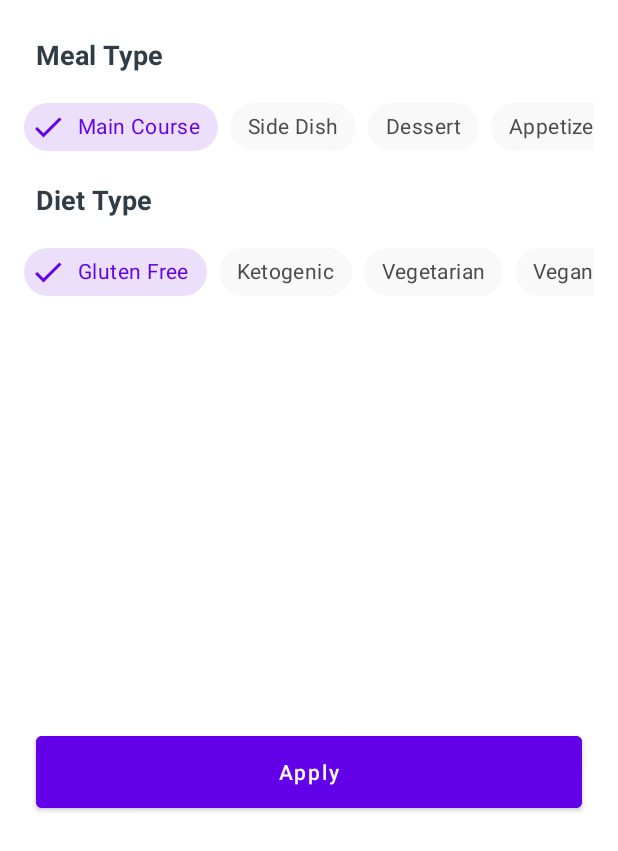
After one commit to najahto/food-recipes, an Android app: the layout recipes_bottom_sheet.xml on its own in the app's theme, with its tools: preview values and no code run, on a phone screen of 412 x 824 dp. The commit adds this screen. Shown: the top 851 px of the screen. Run offline under Robolectric (Android 15) with nearby library versions, the phone set to English and light mode, and no system bars; Roboto replaces fonts that are not available here.

Commit message:
add recipes bottom sheet filter layout

```diff
--- a/app/build.gradle
+++ b/app/build.gradle
@@ -87,4 +87,6 @@ dependencies {
     api "org.jetbrains.kotlinx:kotlinx-coroutines-core:1.3.9"
     api "org.jetbrains.kotlinx:kotlinx-coroutines-android:1.3.9"
 
+    // Preferences DataStore
+    implementation "androidx.datastore:datastore-preferences:1.0.0"
 }
--- a/app/src/main/java/com/najahto/foodreceipes/ui/fragments/RecipesFragment.kt
+++ b/app/src/main/java/com/najahto/foodreceipes/ui/fragments/recipes/RecipesFragment.kt
@@ -1,4 +1,4 @@
-package com.najahto.foodreceipes.ui.fragments
+package com.najahto.foodreceipes.ui.fragments.recipes
 
 import android.os.Bundle
 import android.util.Log
@@ -9,6 +9,7 @@ import android.view.ViewGroup
 import android.widget.Toast
 import androidx.lifecycle.ViewModelProvider
 import androidx.lifecycle.lifecycleScope
+import androidx.navigation.fragment.findNavController
 import androidx.recyclerview.widget.LinearLayoutManager
 import com.najahto.foodreceipes.R
 import com.najahto.foodreceipes.viewmodels.MainViewModel
@@ -54,6 +55,11 @@ class RecipesFragment : Fragment() {
         binding.mainViewModel = mainViewModel
         setupRecipesRecyclerView()
         readDatabase()
+
+        binding.fabRecipesFilter.setOnClickListener {
+            findNavController().navigate(R.id.action_recipesFragment_to_recipesBottomSheet)
+        }
+
         return binding.root
     }
 
@@ -120,10 +126,10 @@ class RecipesFragment : Fragment() {
         _binding = null
     }
 
-    override fun onResume() {
-        super.onResume()
-        showShimmerEffect()
-    }
+//    override fun onResume() {
+//        super.onResume()
+//        showShimmerEffect()
+//    }
 
     override fun onPause() {
         super.onPause()
--- /dev/null
+++ b/app/src/main/java/com/najahto/foodreceipes/ui/fragments/recipes/bottomsheet/RecipesBottomSheet.kt
@@ -0,0 +1,24 @@
+package com.najahto.foodreceipes.ui.fragments.recipes.bottomsheet
+
+import android.os.Bundle
+import android.view.LayoutInflater
+import android.view.View
+import android.view.ViewGroup
+import com.google.android.material.bottomsheet.BottomSheetDialogFragment
+import com.najahto.foodreceipes.R
+
+class RecipesBottomSheet : BottomSheetDialogFragment() {
+
+    override fun onCreate(savedInstanceState: Bundle?) {
+        super.onCreate(savedInstanceState)
+    }
+
+    override fun onCreateView(
+        inflater: LayoutInflater, container: ViewGroup?,
+        savedInstanceState: Bundle?
+    ): View? {
+        // Inflate the layout for this fragment
+        return inflater.inflate(R.layout.recipes_bottom_sheet, container, false)
+    }
+
+}
--- a/app/src/main/java/com/najahto/foodreceipes/viewmodels/RecipesViewModel.kt
+++ b/app/src/main/java/com/najahto/foodreceipes/viewmodels/RecipesViewModel.kt
@@ -18,8 +18,8 @@ class RecipesViewModel(application: Application) : AndroidViewModel(application)
 
         queries[QUERY_NUMBER] = "50"
         queries[QUERY_API_KEY] = API_KEY
-        queries[QUERY_TYPE] = "snack"
-        queries[QUERY_DIET] = "vegan"
+        queries[QUERY_TYPE] = "main course"
+        queries[QUERY_DIET] = "gluten free"
         queries[QUERY_ADD_RECIPE_INFORMATION] = "true"
         queries[QUERY_FILL_INGREDIENTS] = "true"
 
--- /dev/null
+++ b/app/src/main/res/color/chip_background_color.xml
@@ -0,0 +1,7 @@
+<?xml version="1.0" encoding="utf-8"?>
+<selector xmlns:android="http://schemas.android.com/apk/res/android">
+
+    <item android:color="@color/checkedChipBackgroundColor" android:state_checked="true" />
+    <item android:color="@color/chipBackgroundColor" android:state_checked="false" />
+
+</selector>
--- /dev/null
+++ b/app/src/main/res/color/chip_text_color.xml
@@ -0,0 +1,7 @@
+<?xml version="1.0" encoding="utf-8"?>
+<selector xmlns:android="http://schemas.android.com/apk/res/android">
+
+    <item android:color="@color/checkedChipTextColor" android:state_checked="true" />
+    <item android:color="@color/chipTextColor" android:state_checked="false" />
+
+</selector>
--- a/app/src/main/res/layout/fragment_recipes.xml
+++ b/app/src/main/res/layout/fragment_recipes.xml
@@ -14,7 +14,7 @@
         android:layout_width="match_parent"
         android:layout_height="match_parent"
         android:background="@color/lightGray"
-        tools:context=".ui.fragments.RecipesFragment">
+        tools:context=".ui.fragments.recipes.RecipesFragment">
 
         <ImageView
             android:id="@+id/ivError"
@@ -90,7 +90,7 @@
         </com.facebook.shimmer.ShimmerFrameLayout>
 
         <com.google.android.material.floatingactionbutton.FloatingActionButton
-            android:id="@+id/floatingActionButton"
+            android:id="@+id/fabRecipesFilter"
             android:layout_width="wrap_content"
             android:layout_height="wrap_content"
             android:layout_marginEnd="15dp"
--- /dev/null
+++ b/app/src/main/res/layout/recipes_bottom_sheet.xml
@@ -0,0 +1,269 @@
+<?xml version="1.0" encoding="utf-8"?>
+<androidx.constraintlayout.widget.ConstraintLayout xmlns:android="http://schemas.android.com/apk/res/android"
+    xmlns:app="http://schemas.android.com/apk/res-auto"
+    xmlns:tools="http://schemas.android.com/tools"
+    android:layout_width="match_parent"
+    android:layout_height="match_parent"
+    android:background="@color/white"
+    tools:context=".ui.fragments.recipes.bottomsheet.RecipesBottomSheet">
+
+    <!--  MealType -->
+    <TextView
+        android:id="@+id/tvMealType"
+        android:layout_width="wrap_content"
+        android:layout_height="wrap_content"
+        android:layout_marginStart="24dp"
+        android:layout_marginTop="24dp"
+        android:text="@string/meal_type"
+        android:textColor="@color/dark"
+        android:textSize="18sp"
+        android:textStyle="bold"
+        app:layout_constraintStart_toStartOf="parent"
+        app:layout_constraintTop_toTopOf="parent" />
+
+    <HorizontalScrollView
+        android:id="@+id/scrollViewMealType"
+        android:layout_width="match_parent"
+        android:layout_height="wrap_content"
+        android:layout_marginStart="16dp"
+        android:layout_marginTop="12dp"
+        android:layout_marginEnd="16dp"
+        android:scrollbars="none"
+        app:layout_constraintEnd_toEndOf="parent"
+        app:layout_constraintHorizontal_bias="0.0"
+        app:layout_constraintStart_toStartOf="parent"
+        app:layout_constraintTop_toBottomOf="@+id/tvMealType">
+
+        <LinearLayout
+            android:layout_width="wrap_content"
+            android:layout_height="match_parent"
+            android:orientation="horizontal">
+
+            <com.google.android.material.chip.ChipGroup
+                android:id="@+id/chipGroupMealType"
+                android:layout_width="match_parent"
+                android:layout_height="match_parent"
+                app:checkedChip="@+id/main_course_chip"
+                app:selectionRequired="true"
+                app:singleLine="true"
+                app:singleSelection="true">
+
+                <com.google.android.material.chip.Chip
+                    android:id="@+id/main_course_chip"
+                    style="@style/CustomChipStyle"
+                    android:layout_width="wrap_content"
+                    android:layout_height="wrap_content"
+                    android:text="@string/main_course" />
+
+                <com.google.android.material.chip.Chip
+                    android:id="@+id/side_dish_chip"
+                    style="@style/CustomChipStyle"
+                    android:layout_width="wrap_content"
+                    android:layout_height="wrap_content"
+                    android:text="@string/side_dish" />
+
+                <com.google.android.material.chip.Chip
+                    android:id="@+id/dessert_chip"
+                    style="@style/CustomChipStyle"
+                    android:layout_width="wrap_content"
+                    android:layout_height="wrap_content"
+                    android:text="@string/dessert" />
+
+                <com.google.android.material.chip.Chip
+                    android:id="@+id/appetizer_chip"
+                    style="@style/CustomChipStyle"
+                    android:layout_width="wrap_content"
+                    android:layout_height="wrap_content"
+                    android:text="@string/appetizer" />
+
+                <com.google.android.material.chip.Chip
+                    android:id="@+id/salad_chip"
+                    style="@style/CustomChipStyle"
+                    android:layout_width="wrap_content"
+                    android:layout_height="wrap_content"
+                    android:text="@string/salad" />
+
+                <com.google.android.material.chip.Chip
+                    android:id="@+id/bread_chip"
+                    style="@style/CustomChipStyle"
+                    android:layout_width="wrap_content"
+                    android:layout_height="wrap_content"
+                    android:text="@string/bread" />
+
+                <com.google.android.material.chip.Chip
+                    android:id="@+id/breakfast_chip"
+                    style="@style/CustomChipStyle"
+                    android:layout_width="wrap_content"
+                    android:layout_height="wrap_content"
+                    android:text="@string/breakfast" />
+
+                <com.google.android.material.chip.Chip
+                    android:id="@+id/soup_chip"
+                    style="@style/CustomChipStyle"
+                    android:layout_width="wrap_content"
+                    android:layout_height="wrap_content"
+                    android:text="@string/soup" />
+
+                <com.google.android.material.chip.Chip
+                    android:id="@+id/beverage_chip"
+                    style="@style/CustomChipStyle"
+                    android:layout_width="wrap_content"
+                    android:layout_height="wrap_content"
+                    android:text="@string/beverage" />
+
+                <com.google.android.material.chip.Chip
+                    android:id="@+id/sauce_chip"
+                    style="@style/CustomChipStyle"
+                    android:layout_width="wrap_content"
+                    android:layout_height="wrap_content"
+                    android:text="@string/sauce" />
+
+                <com.google.android.material.chip.Chip
+                    android:id="@+id/marinade_chip"
+                    style="@style/CustomChipStyle"
+                    android:layout_width="wrap_content"
+                    android:layout_height="wrap_content"
+                    android:text="@string/marinade" />
+
+                <com.google.android.material.chip.Chip
+                    android:id="@+id/finger_food_chip"
+                    style="@style/CustomChipStyle"
+                    android:layout_width="wrap_content"
+                    android:layout_height="wrap_content"
+                    android:text="@string/fingerfood" />
+
+                <com.google.android.material.chip.Chip
+                    android:id="@+id/snack_chip"
+                    style="@style/CustomChipStyle"
+                    android:layout_width="wrap_content"
+                    android:layout_height="wrap_content"
+                    android:text="@string/snack" />
+
+                <com.google.android.material.chip.Chip
+                    android:id="@+id/drink_chip"
+                    style="@style/CustomChipStyle"
+                    android:layout_width="wrap_content"
+                    android:layout_height="wrap_content"
+                    android:text="@string/drink" />
+            </com.google.android.material.chip.ChipGroup>
+        </LinearLayout>
+    </HorizontalScrollView>
+
+
+    <!--    Diet Type-->
+    <TextView
+        android:id="@+id/dietType_txt"
+        android:layout_width="wrap_content"
+        android:layout_height="wrap_content"
+        android:layout_marginStart="24dp"
+        android:layout_marginTop="12dp"
+        android:text="@string/diet_type"
+        android:textColor="@color/dark"
+        android:textSize="18sp"
+        android:textStyle="bold"
+        app:layout_constraintStart_toStartOf="parent"
+        app:layout_constraintTop_toBottomOf="@+id/scrollViewMealType" />
+
+    <HorizontalScrollView
+        android:id="@+id/dietType_scrollView"
+        android:layout_width="match_parent"
+        android:layout_height="wrap_content"
+        android:layout_marginStart="16dp"
+        android:layout_marginTop="12dp"
+        android:layout_marginEnd="16dp"
+        android:scrollbars="none"
+        app:layout_constraintEnd_toEndOf="parent"
+        app:layout_constraintStart_toStartOf="parent"
+        app:layout_constraintTop_toBottomOf="@+id/dietType_txt">
+
+        <LinearLayout
+            android:layout_width="wrap_content"
+            android:layout_height="match_parent"
+            android:orientation="horizontal">
+
+            <com.google.android.material.chip.ChipGroup
+                android:id="@+id/dietType_chipGroup"
+                android:layout_width="match_parent"
+                android:layout_height="match_parent"
+                app:checkedChip="@+id/gluten_free_chip"
+                app:selectionRequired="true"
+                app:singleLine="true"
+                app:singleSelection="true">
+
+                <com.google.android.material.chip.Chip
+                    android:id="@+id/gluten_free_chip"
+                    style="@style/CustomChipStyle"
+                    android:layout_width="wrap_content"
+                    android:layout_height="wrap_content"
+                    android:text="@string/gluten_free" />
+
+                <com.google.android.material.chip.Chip
+                    android:id="@+id/ketogenic_chip"
+                    style="@style/CustomChipStyle"
+                    android:layout_width="wrap_content"
+                    android:layout_height="wrap_content"
+                    android:text="@string/ketogenic" />
+
+                <com.google.android.material.chip.Chip
+                    android:id="@+id/vegetarian_chip"
+                    style="@style/CustomChipStyle"
+                    android:layout_width="wrap_content"
+                    android:layout_height="wrap_content"
+                    android:text="@string/vegetarian" />
+
+                <com.google.android.material.chip.Chip
+                    android:id="@+id/vegan_chip"
+                    style="@style/CustomChipStyle"
+                    android:layout_width="wrap_content"
+                    android:layout_height="wrap_content"
+                    android:text="@string/vegan" />
+
+                <com.google.android.material.chip.Chip
+                    android:id="@+id/pescetarian_chip"
+                    style="@style/CustomChipStyle"
+                    android:layout_width="wrap_content"
+                    android:layout_height="wrap_content"
+                    android:text="@string/pescetarian" />
+
+                <com.google.android.material.chip.Chip
+                    android:id="@+id/paleo_chip"
+                    style="@style/CustomChipStyle"
+                    android:layout_width="wrap_content"
+                    android:layout_height="wrap_content"
+                    android:text="@string/paleo" />
+
+                <com.google.android.material.chip.Chip
+                    android:id="@+id/primal_chip"
+                    style="@style/CustomChipStyle"
+                    android:layout_width="wrap_content"
+                    android:layout_height="wrap_content"
+                    android:text="@string/primal" />
+
+                <com.google.android.material.chip.Chip
+                    android:id="@+id/whole30_chip"
+                    style="@style/CustomChipStyle"
+                    android:layout_width="wrap_content"
+                    android:layout_height="wrap_content"
+                    android:text="@string/whole30" />
+
+            </com.google.android.material.chip.ChipGroup>
+        </LinearLayout>
+    </HorizontalScrollView>
+
+    <Button
+        android:id="@+id/btnApply"
+        android:layout_width="match_parent"
+        android:layout_height="60dp"
+        android:layout_marginStart="24dp"
+        android:layout_marginTop="24dp"
+        android:layout_marginEnd="24dp"
+        android:layout_marginBottom="24dp"
+        android:backgroundTint="@color/colorPrimary"
+        android:text="@string/apply"
+        android:textAllCaps="false"
+        android:textColor="@color/white"
+        app:layout_constraintBottom_toBottomOf="parent"
+        app:layout_constraintEnd_toEndOf="parent"
+        app:layout_constraintStart_toStartOf="parent"
+        app:layout_constraintTop_toBottomOf="@+id/dietType_scrollView" />
+</androidx.constraintlayout.widget.ConstraintLayout>
--- a/app/src/main/res/navigation/foodrecipes_nav_graph.xml
+++ b/app/src/main/res/navigation/foodrecipes_nav_graph.xml
@@ -7,9 +7,13 @@
 
     <fragment
         android:id="@+id/recipesFragment"
-        android:name="com.najahto.foodreceipes.ui.fragments.RecipesFragment"
+        android:name="com.najahto.foodreceipes.ui.fragments.recipes.RecipesFragment"
         android:label="Recipes"
-        tools:layout="@layout/fragment_recipes" />
+        tools:layout="@layout/fragment_recipes">
+        <action
+            android:id="@+id/action_recipesFragment_to_recipesBottomSheet"
+            app:destination="@id/recipesBottomSheet" />
+    </fragment>
     <fragment
         android:id="@+id/favoriteRecipesFragment"
         android:name="com.najahto.foodreceipes.ui.fragments.FavoriteRecipesFragment"
@@ -20,4 +24,13 @@
         android:name="com.najahto.foodreceipes.ui.fragments.FoodJokeFragment"
         android:label="Food Joke"
         tools:layout="@layout/fragment_food_joke" />
+    <dialog
+        android:id="@+id/recipesBottomSheet"
+        android:name="com.najahto.foodreceipes.ui.fragments.recipes.bottomsheet.RecipesBottomSheet"
+        android:label="recipes_bottom_sheet"
+        tools:layout="@layout/recipes_bottom_sheet">
+        <action
+            android:id="@+id/action_recipesBottomSheet_to_recipesFragment"
+            app:destination="@id/recipesFragment" />
+    </dialog>
 </navigation>
--- a/app/src/main/res/values/colors.xml
+++ b/app/src/main/res/values/colors.xml
@@ -20,4 +20,10 @@
     <color name="red">#FF4646</color>
     <color name="yellow">#FFC114</color>
     <color name="green">#00C980</color>
+
+    // Custom Chip Style
+    <color name="checkedChipBackgroundColor">#206200EA</color>
+    <color name="chipBackgroundColor">@color/lightGray</color>
+    <color name="checkedChipTextColor">@color/colorPrimary</color>
+    <color name="chipTextColor">@color/darkGray</color>
 </resources>
--- a/app/src/main/res/values/strings.xml
+++ b/app/src/main/res/values/strings.xml
@@ -6,4 +6,31 @@
     <string name="favorite_recipes">Favorites</string>
     <string name="food_joke">Food Joke</string>
     <string name="no_internet_connection">No Internet Connection</string>
+
+    // Bottom Sheet
+    <string name="meal_type">Meal Type</string>
+    <string name="main_course">Main Course</string>
+    <string name="side_dish">Side Dish</string>
+    <string name="dessert">Dessert</string>
+    <string name="appetizer">Appetizer</string>
+    <string name="salad">Salad</string>
+    <string name="bread">Bread</string>
+    <string name="breakfast">Breakfast</string>
+    <string name="soup">Soup</string>
+    <string name="beverage">Beverage</string>
+    <string name="sauce">Sauce</string>
+    <string name="marinade">Marinade</string>
+    <string name="fingerfood">FingerFood</string>
+    <string name="snack">Snack</string>
+    <string name="drink">Drink</string>
+    <string name="gluten_free">Gluten Free</string>
+    <string name="ketogenic">Ketogenic</string>
+    <string name="vegetarian">Vegetarian</string>
+    <string name="vegan">Vegan</string>
+    <string name="pescetarian">Pescetarian</string>
+    <string name="paleo">Paleo</string>
+    <string name="primal">Primal</string>
+    <string name="whole30">Whole30</string>
+    <string name="diet_type">Diet Type</string>
+    <string name="apply">Apply</string>
 </resources>
--- a/app/src/main/res/values/themes.xml
+++ b/app/src/main/res/values/themes.xml
@@ -13,4 +13,10 @@
         <item name="android:statusBarColor" tools:targetApi="l">?attr/colorPrimaryVariant</item>
         <!-- Customize your theme here. -->
     </style>
+
+    <style name="CustomChipStyle" parent="Widget.MaterialComponents.Chip.Filter">
+        <item name="chipBackgroundColor">@color/chip_background_color</item>
+        <item name="android:textColor">@color/chip_text_color</item>
+        <item name="checkedIconTint">@color/chip_text_color</item>
+    </style>
 </resources>
```
